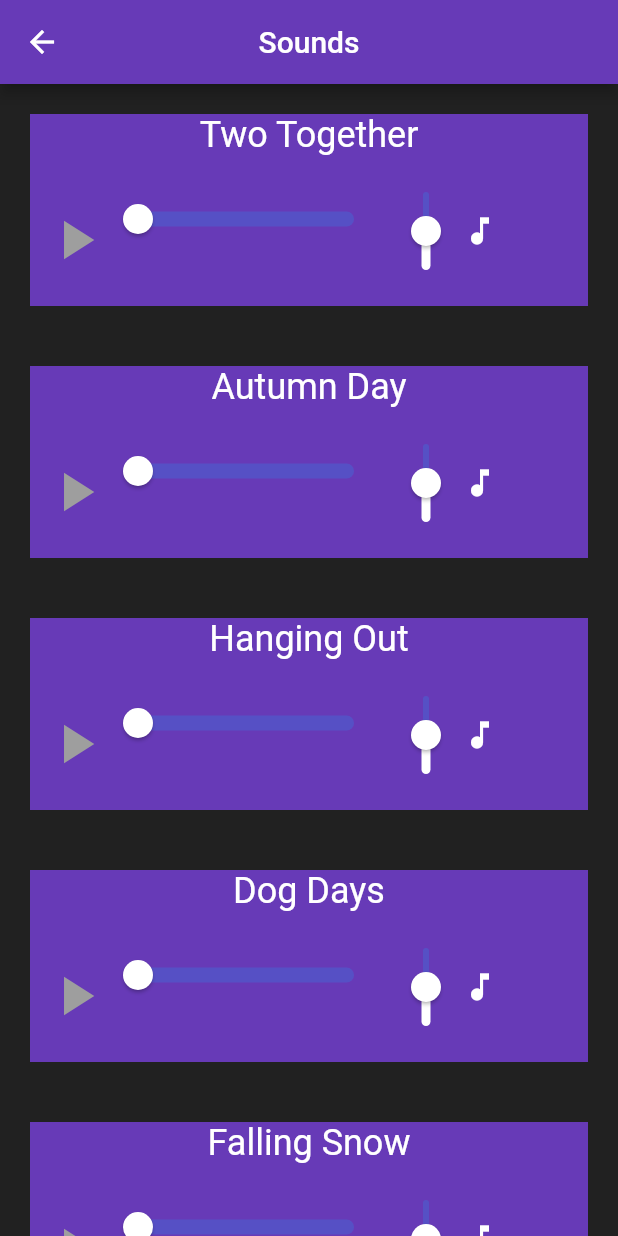
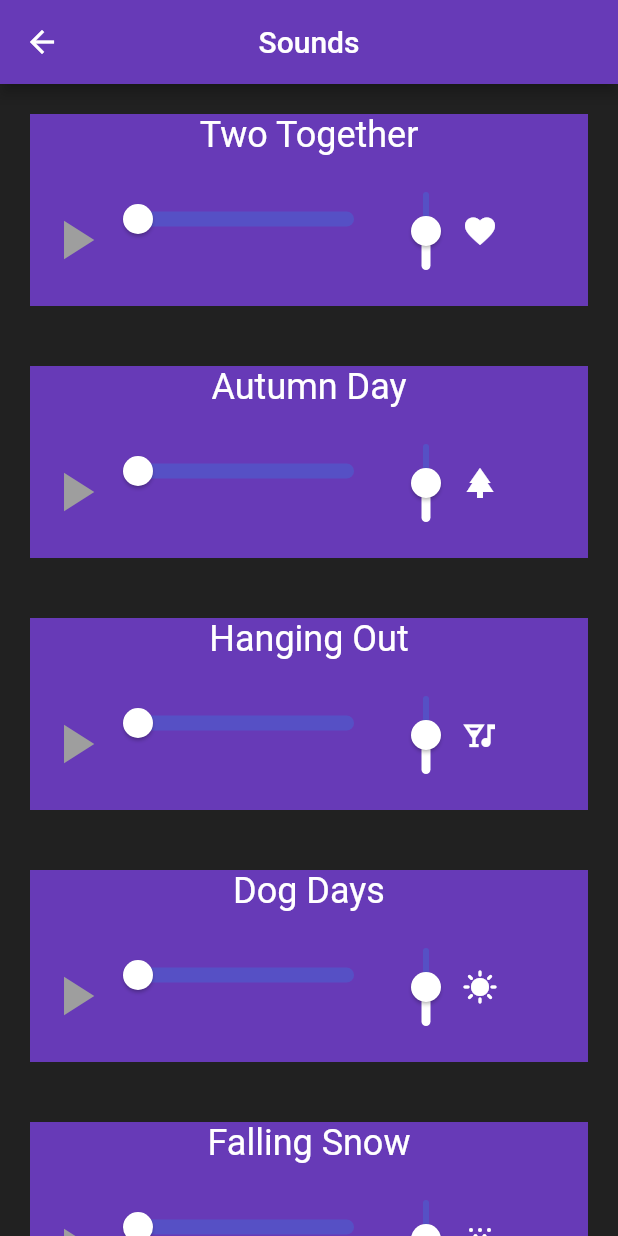
Before and after one commit to JayNordy/csfinalproject, a Flutter app: the SoundsPage screen opened directly, on a phone screen of 412 x 824 dp. Run offline on Flutter 3.47's test engine with Material 2 defaults, Android fonts, the phone set to English and light mode, and no system bars; our stand-ins replace audioplayers, flutter_rating_bar.

Commit message:
icons changed to reflect audio contents [1/2]
Music icons now have a vague relation to music theme. Will modify pep talk icons shortly.

```diff
--- a/lib/pages/sound_page.dart
+++ b/lib/pages/sound_page.dart
@@ -68,14 +68,14 @@ class _SoundsPageState extends State<SoundsPage> {
       },
     );
 
-    players.add(WidgetAudioPlayer("Two Together", "twoTogether.mp3", Icon(Icons.music_note, color: Colors.white,)));
-    players.add(WidgetAudioPlayer("Autumn Day", "autumn.mp3", Icon(Icons.music_note, color: Colors.white,)));
-    players.add(WidgetAudioPlayer("Hanging Out", "hangingOut.mp3", Icon(Icons.music_note, color: Colors.white,)));
-    players.add(WidgetAudioPlayer("Dog Days", "dogDays.mp3", Icon(Icons.music_note, color: Colors.white,)));
-    players.add(WidgetAudioPlayer("Falling Snow", "fallingSnow.mp3", Icon(Icons.music_note, color: Colors.white,)));
-    players.add(WidgetAudioPlayer("Lobby Time", "lobbyTime.mp3", Icon(Icons.music_note, color: Colors.white,)));
-    players.add(WidgetAudioPlayer("Feelin' Good", "feelinGood.mp3", Icon(Icons.music_note, color: Colors.white,)));
-    players.add(WidgetAudioPlayer("Daydreaming Dragonflies", "dragonfly.mp3", Icon(Icons.music_note, color: Colors.white )));
+    players.add(WidgetAudioPlayer("Two Together", "twoTogether.mp3", Icon(Icons.favorite, color: Colors.white,)));
+    players.add(WidgetAudioPlayer("Autumn Day", "autumn.mp3", Icon(Icons.park, color: Colors.white,)));
+    players.add(WidgetAudioPlayer("Hanging Out", "hangingOut.mp3", Icon(Icons.nightlife, color: Colors.white,)));
+    players.add(WidgetAudioPlayer("Dog Days", "dogDays.mp3", Icon(Icons.sunny, color: Colors.white,)));
+    players.add(WidgetAudioPlayer("Falling Snow", "fallingSnow.mp3", Icon(Icons.snowing, color: Colors.white,)));
+    players.add(WidgetAudioPlayer("Lobby Time", "lobbyTime.mp3", Icon(Icons.hotel, color: Colors.white,)));
+    players.add(WidgetAudioPlayer("Feelin' Good", "feelinGood.mp3", Icon(Icons.face, color: Colors.white,)));
+    players.add(WidgetAudioPlayer("Daydreaming Dragonflies", "dragonfly.mp3", Icon(Icons.bug_report, color: Colors.white )));
     players.add(WidgetAudioPlayer("Peptalk One", "pep1.mp3", Icon(Icons.groups, color: Colors.white )));
     players.add(WidgetAudioPlayer("Peptalk Two", "pep2.mp3", Icon(Icons.groups, color: Colors.white )));
     players.add(WidgetAudioPlayer("Peptalk Three", "pep3.mp3", Icon(Icons.groups, color: Colors.white )));
```
